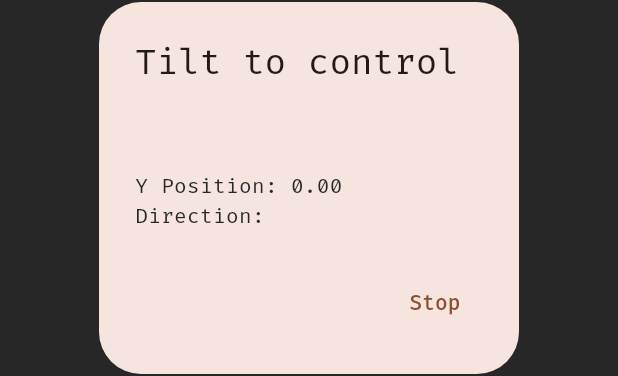
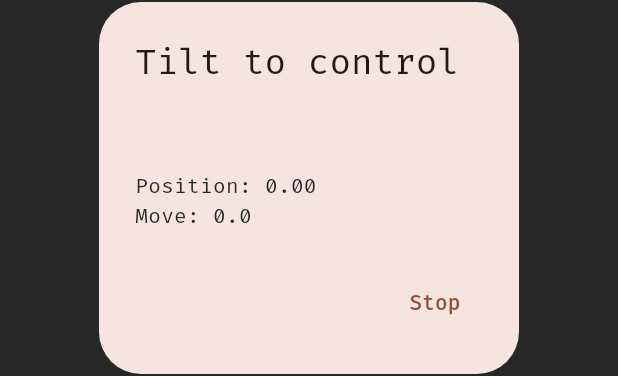
Before and after one commit to marcinbator/RAG2-mobile, a Flutter app: the TiltControlModal widget shown alone on an empty page, opened directly with empty values, on a phone screen of 412 x 824 dp. Shown: the part 430-806 px from the top of the screen. Run offline on Flutter 3.47's test engine with Material 3 defaults, Android fonts, the phone set to English and light mode, and no system bars; our stand-ins replace google_fonts, sensors_plus.

Commit message:
feat: #main steering generic

```diff
--- a/lib/main.dart
+++ b/lib/main.dart
@@ -1,6 +1,6 @@
 import 'package:flutter/material.dart';
 import 'package:google_fonts/google_fonts.dart';
-import 'package:rag_2_mobile/properties/colors.dart';
+import 'package:rag_2_mobile/data/colors.dart';
 
 import 'screens/game_selection_page.dart';
 
--- /dev/null
+++ b/lib/screens/components/tilt_steering.dart
@@ -0,0 +1,98 @@
+import 'dart:async';
+
+import 'package:flutter/material.dart';
+import 'package:sensors_plus/sensors_plus.dart';
+
+import '../../data/colors.dart';
+
+class TiltControlModal extends StatefulWidget {
+  final void Function(String, double) sendAction;
+  final String tooltipText;
+  final String moveName;
+  final bool xAxisUsed;
+  final double valueOnSigned;
+  final double valueOnUnsigned;
+  final double valueOnNeutral;
+
+  const TiltControlModal(
+      {required this.sendAction,
+      super.key,
+      required this.tooltipText,
+      required this.moveName,
+      required this.xAxisUsed,
+      required this.valueOnSigned,
+      required this.valueOnUnsigned,
+      required this.valueOnNeutral});
+
+  @override
+  TiltControlModalState createState() => TiltControlModalState();
+}
+
+class TiltControlModalState extends State<TiltControlModal> {
+  double currentAction = 0;
+  double currentPos = 0.0;
+  double direction = 0.0;
+  late final StreamSubscription<AccelerometerEvent> _streamSubscription;
+
+  @override
+  void initState() {
+    super.initState();
+
+    _streamSubscription = accelerometerEventStream().listen((event) {
+      double newPos = widget.xAxisUsed ? event.x : event.y;
+      double newDirection = 0;
+
+      if (newPos > 0.5) {
+        newDirection = widget.valueOnSigned;
+        currentAction = widget.valueOnSigned;
+      } else if (newPos < -0.5) {
+        newDirection = widget.valueOnUnsigned;
+        currentAction = widget.valueOnUnsigned;
+      } else {
+        newDirection = widget.valueOnNeutral;
+        currentAction = widget.valueOnNeutral;
+      }
+
+      setState(() {
+        currentPos = newPos;
+        direction = newDirection;
+      });
+
+      widget.sendAction(widget.moveName, currentAction);
+    });
+  }
+
+  @override
+  void dispose() {
+    _streamSubscription.cancel();
+    widget.sendAction(widget.moveName, widget.valueOnNeutral);
+    super.dispose();
+  }
+
+  @override
+  Widget build(BuildContext context) {
+    return AlertDialog(
+      title: const Text("Tilt to control"),
+      content: Column(
+        mainAxisSize: MainAxisSize.min,
+        crossAxisAlignment: CrossAxisAlignment.start,
+        children: [
+          Text(widget.tooltipText, style: TextStyle(color: mainGray)),
+          const SizedBox(height: 20),
+          Text("Position: ${currentPos.toStringAsFixed(2)}",
+              style: TextStyle(color: mainGray)),
+          Text("Move: $direction", style: TextStyle(color: mainGray)),
+        ],
+      ),
+      actions: [
+        TextButton(
+          onPressed: () {
+            Navigator.of(context).pop();
+            widget.sendAction("move", 0);
+          },
+          child: const Text("Stop"),
+        ),
+      ],
+    );
+  }
+}
--- a/lib/screens/game_page.dart
+++ b/lib/screens/game_page.dart
@@ -1,8 +1,8 @@
 import 'dart:io';
 
 import 'package:flutter/material.dart';
+import 'package:rag_2_mobile/data/colors.dart';
 import 'package:rag_2_mobile/models/game.dart';
-import 'package:rag_2_mobile/properties/colors.dart';
 import 'package:rag_2_mobile/screens/components/game_steering.dart';
 
 import '../services/websocket_server.dart';
--- a/lib/services/websocket_server.dart
+++ b/lib/services/websocket_server.dart
@@ -37,7 +37,7 @@ class WebSocketServer {
     }
   }
 
-  void sendAction(String actionName, int action) {
+  void sendAction(String actionName, double action) {
     String jsonData = jsonEncode({actionName: action});
     for (var client in _clients) {
       client.add(jsonData);
```
Also changed, not shown: lib/data/games.dart (added, +11 -0 lines), lib/models/game.dart (+12 -1 lines), lib/screens/components/game_steering.dart (+38 -118 lines), lib/screens/game_selection_page.dart (+2 -7 lines), lib/data/colors.dart (renamed from lib/properties/colors.dart), 4 other files.
